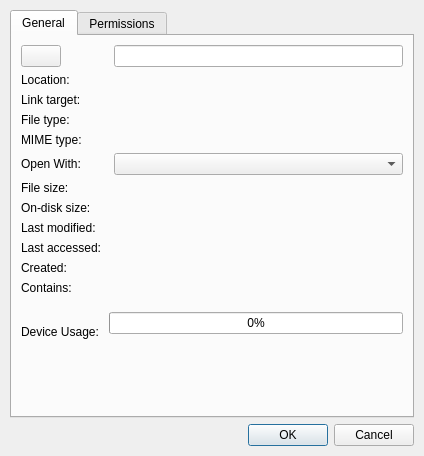
lxqt/libfm-qt, file src/file-props.ui: the form before one commit.
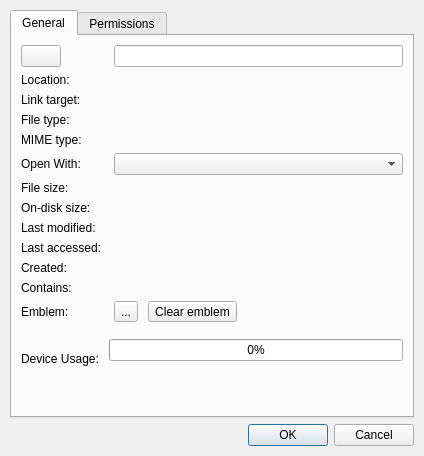
The form after the commit. Icons and pictures are not drawn. Custom widgets are drawn as their Qt base class.

Commit message:
Support adding/removing emblems with File Properties dialog
When the emblem button is clicked, a file dialog is opened inside the active icon theme. The "emblems" folder will be prioritized if it's a top-level directory but any icon can be selected from the theme.

Also, a button is added for clearing emblems.

*WARNING:* `libfm-qt`-based apps should be recompiled.

Closes https://github.com/lxqt/libfm-qt/issues/700

Patch:
```diff
--- a/src/file-props.ui
+++ b/src/file-props.ui
@@ -325,6 +325,49 @@
         </widget>
        </item>
        <item row="12" column="0">
+        <widget class="QLabel" name="label_14">
+         <property name="text">
+          <string>Emblem:</string>
+         </property>
+        </widget>
+       </item>
+       <item row="12" column="1">
+        <layout class="QHBoxLayout" name="horizontalLayout_2">
+         <property name="spacing">
+          <number>10</number>
+         </property>
+         <item>
+          <widget class="QToolButton" name="emblemButton">
+           <property name="toolTip">
+            <string>Choose emblem</string>
+           </property>
+           <property name="text">
+            <string notr="true">...</string>
+           </property>
+           <property name="iconSize">
+            <size>
+             <width>22</width>
+             <height>22</height>
+            </size>
+           </property>
+           <property name="toolButtonStyle">
+            <enum>Qt::ToolButtonIconOnly</enum>
+           </property>
+          </widget>
+         </item>
+         <item>
+          <widget class="QToolButton" name="clearEmblemButton">
+           <property name="text">
+            <string>Clear emblem</string>
+           </property>
+           <property name="toolButtonStyle">
+            <enum>Qt::ToolButtonTextOnly</enum>
+           </property>
+          </widget>
+         </item>
+        </layout>
+       </item>
+       <item row="13" column="0">
         <spacer name="verticalSpacer_2">
          <property name="orientation">
           <enum>Qt::Vertical</enum>
@@ -340,7 +383,7 @@
          </property>
         </spacer>
        </item>
-       <item row="13" column="0" colspan="2">
+       <item row="14" column="0" colspan="2">
         <layout class="QGridLayout" name="gridLayout_3">
          <property name="horizontalSpacing">
           <number>10</number>
```
The commit also changes 4 other files.
